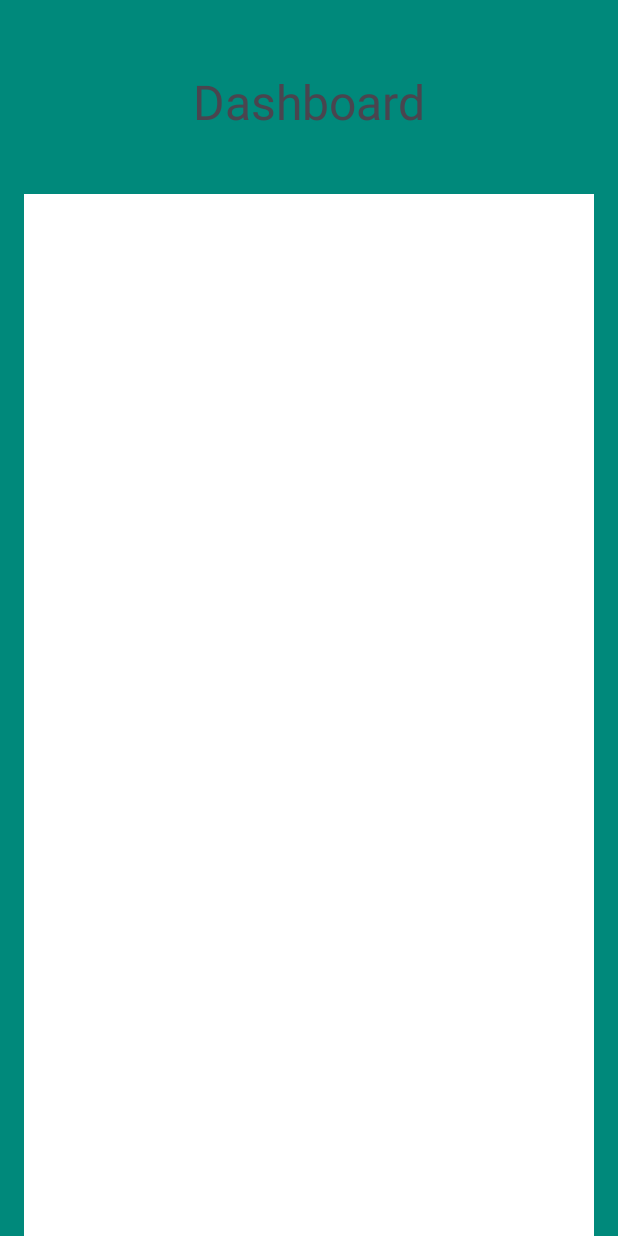
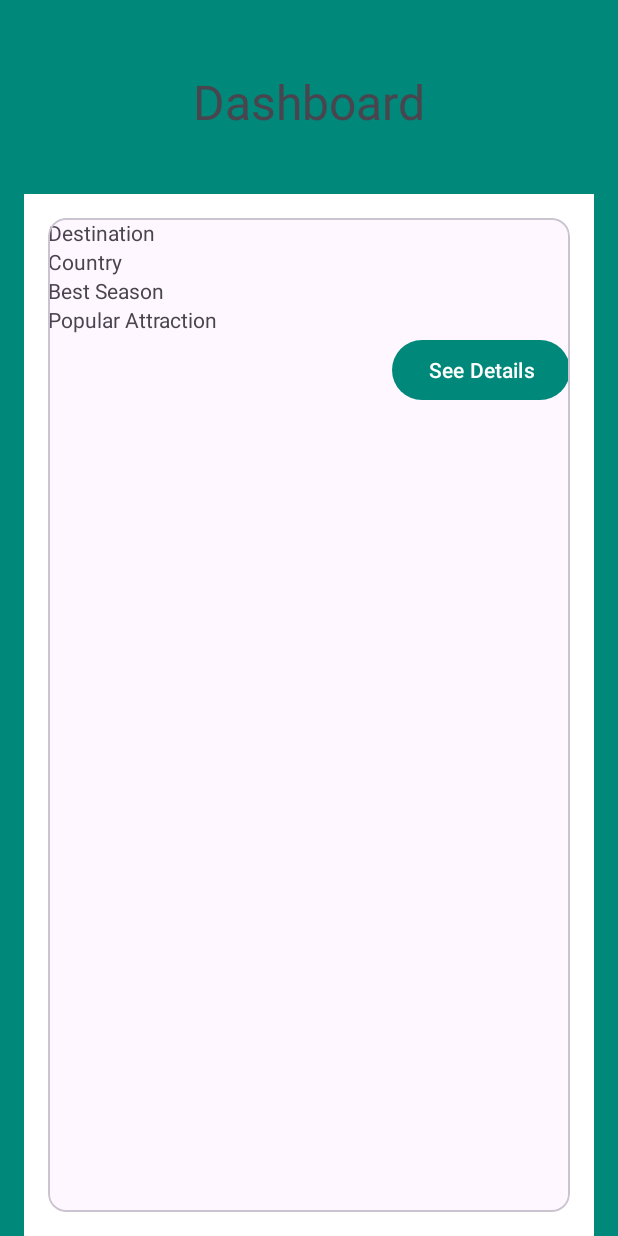
Before and after one commit to entropyhotpot/Assignment2, an Android app: the layout fragment_dashboard.xml on its own in the app's theme, with its tools: preview values and no code run, on a phone screen of 412 x 824 dp. Run offline under Robolectric (Android 15) with nearby library versions, the phone set to English and light mode, and no system bars.

Commit message:
Add individual item for recyclerview

```diff
--- a/app/src/main/res/layout/fragment_dashboard.xml
+++ b/app/src/main/res/layout/fragment_dashboard.xml
@@ -30,6 +30,6 @@
         android:id="@+id/dashboardRecyclerView"
         android:orientation="vertical"
         app:layoutManager="androidx.recyclerview.widget.LinearLayoutManager"
-        tools:listitem="" />
+        tools:listitem="@layout/item_layout_api" />
 
 </LinearLayout>
--- /dev/null
+++ b/app/src/main/res/layout/item_layout_api.xml
@@ -0,0 +1,52 @@
+<?xml version="1.0" encoding="utf-8"?>
+<com.google.android.material.card.MaterialCardView xmlns:android="http://schemas.android.com/apk/res/android"
+    xmlns:app="http://schemas.android.com/apk/res-auto"
+    xmlns:tools="http://schemas.android.com/tools"
+    android:id="@+id/card"
+    android:layout_width="match_parent"
+    android:layout_height="match_parent">
+
+    <LinearLayout
+        android:layout_width="match_parent"
+        android:layout_height="wrap_content"
+        android:orientation="vertical">
+
+
+        <com.google.android.material.textview.MaterialTextView
+            android:layout_width="match_parent"
+            android:layout_height="wrap_content"
+            android:id="@+id/itemDestinationText"
+            android:text=""
+            tools:text="Destination" />
+
+        <com.google.android.material.textview.MaterialTextView
+            android:layout_width="match_parent"
+            android:layout_height="wrap_content"
+            android:id="@+id/itemCountryText"
+            android:text=""
+            tools:text="Country" />
+
+        <com.google.android.material.textview.MaterialTextView
+            android:layout_width="match_parent"
+            android:layout_height="wrap_content"
+            android:id="@+id/itemBestSeasonText"
+            android:text=""
+            tools:text="Best Season" />
+
+        <com.google.android.material.textview.MaterialTextView
+            android:layout_width="match_parent"
+            android:layout_height="wrap_content"
+            android:id="@+id/itemPopularAttractionText"
+            android:text=""
+            tools:text="Popular Attraction" />
+
+        <com.google.android.material.button.MaterialButton
+            android:layout_width="wrap_content"
+            android:layout_height="wrap_content"
+            android:id="@+id/navigationButton"
+            android:text="@string/itemButtonText"
+            android:layout_gravity="right"/>
+
+    </LinearLayout>
+
+</com.google.android.material.card.MaterialCardView>
--- a/app/src/main/res/values/strings.xml
+++ b/app/src/main/res/values/strings.xml
@@ -7,4 +7,5 @@
     <string name="loginPassword">Password</string>
     <string name="loginButton">Login</string>
     <string name="dashboardWelcome">Dashboard</string>
+    <string name="itemButtonText">See Details</string>
 </resources>
```
